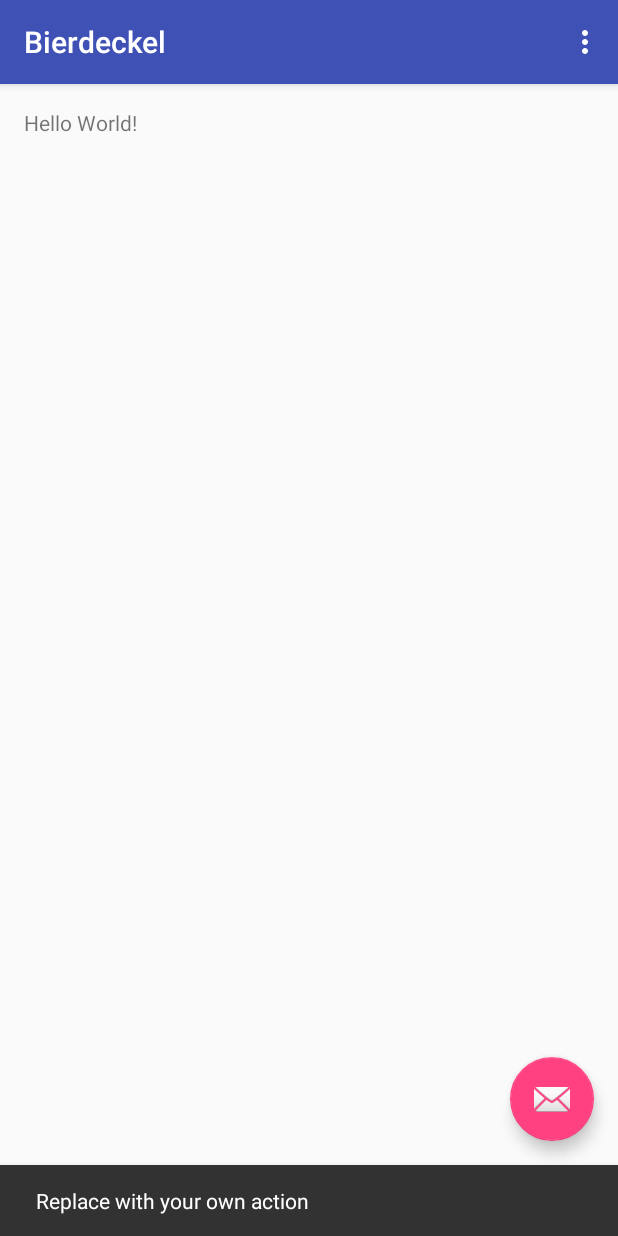
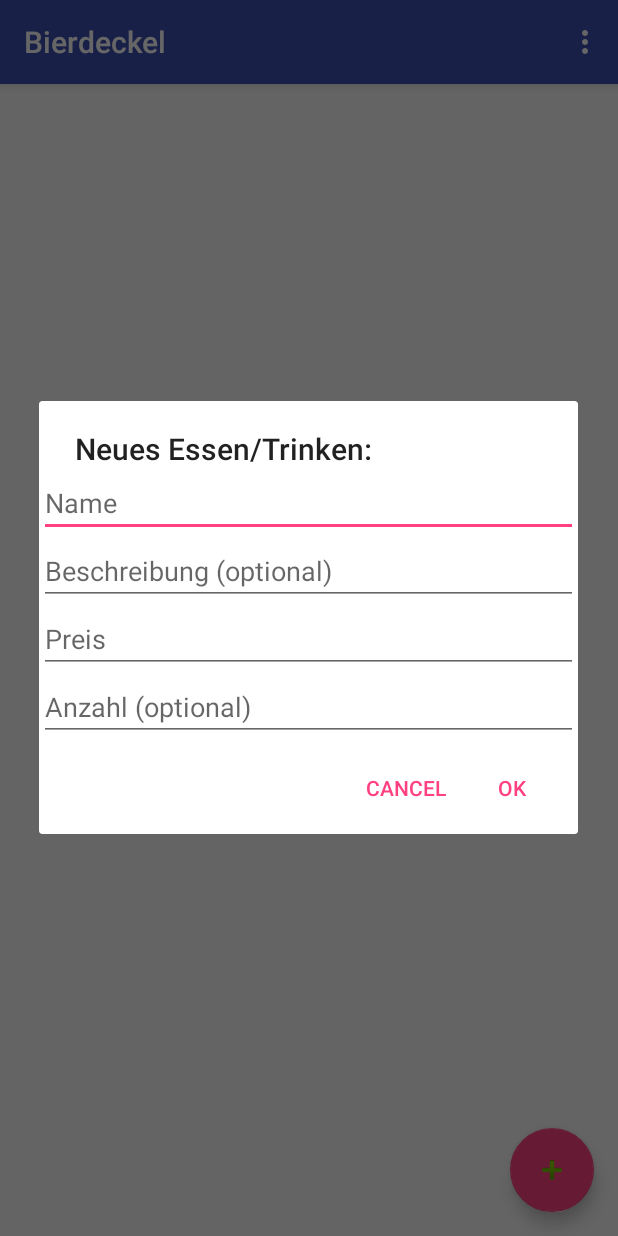
Before and after one commit to stekepego/Bierdeckel, an Android app: the screen it shows after launch (MainActivity), after a tap on an icon or button, on a phone screen of 412 x 824 dp. Run offline under Robolectric (Android 15) with nearby library versions, the phone set to English and light mode, and no system bars.

Commit message:
Added basic Food input and created first version of Food List Item Layout

```diff
--- a/app/src/main/java/com/example/dominik/bierdeckel/MainActivity.java
+++ b/app/src/main/java/com/example/dominik/bierdeckel/MainActivity.java
@@ -1,15 +1,25 @@
 package com.example.dominik.bierdeckel;
 
+import android.content.DialogInterface;
 import android.os.Bundle;
 import android.support.design.widget.FloatingActionButton;
 import android.support.design.widget.Snackbar;
+import android.support.v7.app.AlertDialog;
 import android.support.v7.app.AppCompatActivity;
 import android.support.v7.widget.Toolbar;
+import android.text.InputType;
 import android.view.View;
 import android.view.Menu;
 import android.view.MenuItem;
+import android.widget.EditText;
+import android.widget.LinearLayout;
+
+import java.util.ArrayList;
+import java.util.List;
 
 public class MainActivity extends AppCompatActivity {
+
+    public List<Food> foodMenu;
 
     @Override
     protected void onCreate(Bundle savedInstanceState) {
@@ -18,14 +28,15 @@ public class MainActivity extends AppCompatActivity {
         Toolbar toolbar = (Toolbar) findViewById(R.id.toolbar);
         setSupportActionBar(toolbar);
 
-       FloatingActionButton fab = (FloatingActionButton) findViewById(R.id.fab);
+        FloatingActionButton fab = (FloatingActionButton) findViewById(R.id.fab);
         fab.setOnClickListener(new View.OnClickListener() {
             @Override
             public void onClick(View view) {
-                Snackbar.make(view, "Replace with your own action", Snackbar.LENGTH_LONG)
-                        .setAction("Action", null).show();
+                openFoodInputDialog();
             }
         });
+
+        foodMenu = new ArrayList<Food>();
     }
 
     @Override
@@ -49,4 +60,72 @@ public class MainActivity extends AppCompatActivity {
 
         return super.onOptionsItemSelected(item);
     }
+
+    public void openFoodInputDialog() {
+        AlertDialog.Builder builder = new AlertDialog.Builder(this);
+        builder.setTitle("Neues Essen/Trinken:");
+
+        final LinearLayout inputList = new LinearLayout(this);
+        inputList.setOrientation(LinearLayout.VERTICAL);
+
+        // Set up the input
+        final EditText nameInput = new EditText(this);
+        nameInput.setInputType(InputType.TYPE_CLASS_TEXT | InputType.TYPE_TEXT_VARIATION_NORMAL);
+        nameInput.setHint("Name");
+        inputList.addView(nameInput);
+
+        final EditText descriptionInput = new EditText(this);
+        descriptionInput.setInputType(InputType.TYPE_CLASS_TEXT | InputType.TYPE_TEXT_VARIATION_NORMAL);
+        descriptionInput.setHint("Beschreibung (optional)");
+        inputList.addView(descriptionInput);
+
+        final EditText priceInput = new EditText(this);
+        priceInput.setInputType(InputType.TYPE_CLASS_NUMBER);
+        priceInput.setHint("Preis");
+        inputList.addView(priceInput);
+
+        final EditText countInput = new EditText(this);
+        countInput.setInputType(InputType.TYPE_CLASS_NUMBER | InputType.TYPE_NUMBER_FLAG_DECIMAL);
+        countInput.setHint("Anzahl (optional)");
+        inputList.addView(countInput);
+
+        builder.setView(inputList);
+
+        // Set up the buttons
+        builder.setPositiveButton("OK", new DialogInterface.OnClickListener() {
+            @Override
+            public void onClick(DialogInterface dialog, int which) {
+                String foodName = nameInput.getText().toString();
+                String description = descriptionInput.getText().toString();
+                float price = 0.0f;
+                int count = 0;
+
+                if (!priceInput.getText().toString().equals("")) {
+                    price = Float.parseFloat(priceInput.getText().toString());
+                }
+                if (!countInput.getText().toString().equals("")) {
+                    count = Integer.parseInt(countInput.getText().toString());
+                }
+
+                Food food = new Food(foodName, price, description, count);
+
+                foodMenu.add(food);
+                for (int i = 0; i < foodMenu.size(); i++) {
+                    System.out.println(foodMenu.get(i).foodName);
+                    System.out.println(foodMenu.get(i).description);
+                    System.out.println(foodMenu.get(i).price);
+                    System.out.println(foodMenu.get(i).count);
+                }
+            }
+        });
+        builder.setNegativeButton("Cancel", new DialogInterface.OnClickListener() {
+            @Override
+            public void onClick(DialogInterface dialog, int which) {
+                dialog.cancel();
+            }
+        });
+
+        builder.show();
+
+    }
 }
--- a/app/src/main/res/layout/activity_main.xml
+++ b/app/src/main/res/layout/activity_main.xml
@@ -30,6 +30,7 @@
         android:layout_height="wrap_content"
         android:layout_gravity="bottom|end"
         android:layout_margin="@dimen/fab_margin"
-        android:src="@android:drawable/ic_dialog_email" />
+        android:src="@android:drawable/ic_input_add"
+        android:clickable="true" />
 
 </android.support.design.widget.CoordinatorLayout>
--- a/app/src/main/res/layout/content_main.xml
+++ b/app/src/main/res/layout/content_main.xml
@@ -13,8 +13,11 @@
     tools:showIn="@layout/activity_main"
     tools:context="com.example.dominik.bierdeckel.MainActivity">
 
-    <TextView
-        android:text="Hello World!"
+    <ListView
         android:layout_width="wrap_content"
-        android:layout_height="wrap_content" />
+        android:layout_height="wrap_content"
+        android:id="@+id/foodView"
+        android:layout_alignParentTop="true"
+        android:layout_alignParentLeft="true"
+        android:layout_alignParentStart="true" />
 </RelativeLayout>
```
Also changed, not shown: app/src/main/java/com/example/dominik/bierdeckel/Food.java (added, +19 -0 lines), app/src/main/java/com/example/dominik/bierdeckel/FoodItemAdapter.java (added, +12 -0 lines), app/src/main/java/com/example/dominik/bierdeckel/XmlDataIO.java (added, +23 -0 lines), app/src/main/res/layout/food_item.xml (added, +64 -0 lines).
